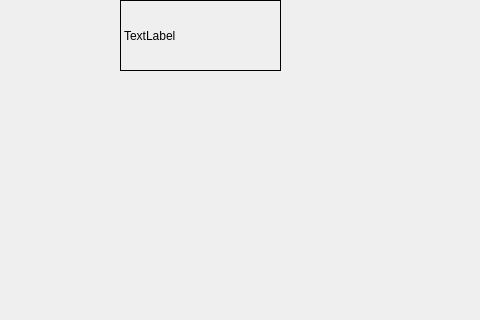
waitwalker/cpp_projects, file test_08/mainwindow.ui: the form before one commit; both pictures show x 0 to 480 and y 90 to 410 of the 800 by 600 pixel window.
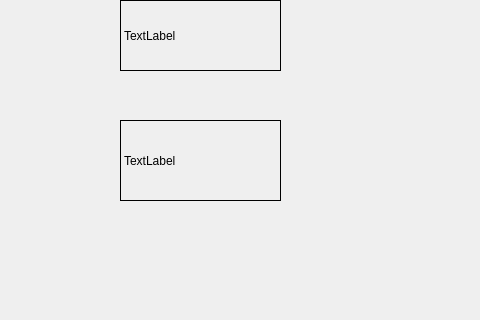
The form after the commit.

What changed in the file:
```diff
--- a/test_08/mainwindow.ui
+++ b/test_08/mainwindow.ui
@@ -30,6 +30,22 @@
      <string>TextLabel</string>
     </property>
    </widget>
+   <widget class="QLabel" name="label_2">
+    <property name="geometry">
+     <rect>
+      <x>120</x>
+      <y>210</y>
+      <width>161</width>
+      <height>81</height>
+     </rect>
+    </property>
+    <property name="frameShape">
+     <enum>QFrame::Box</enum>
+    </property>
+    <property name="text">
+     <string>TextLabel</string>
+    </property>
+   </widget>
   </widget>
   <widget class="QMenuBar" name="menubar">
    <property name="geometry">
```
